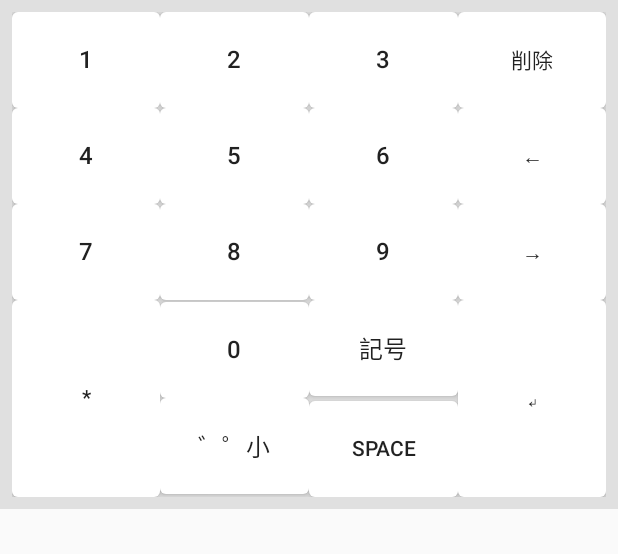
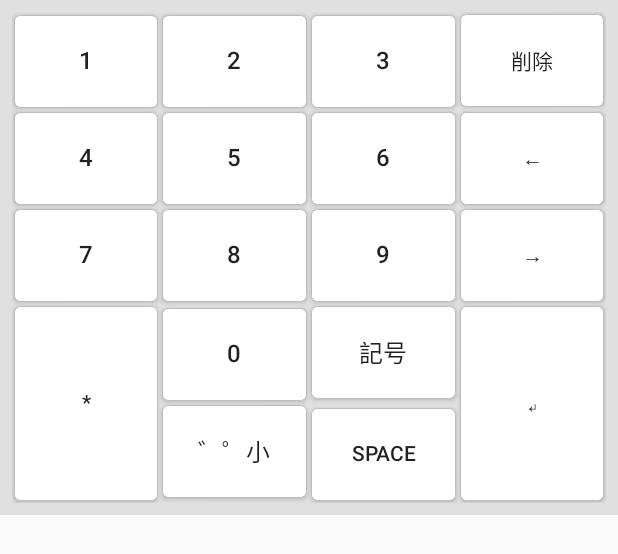
Before and after one commit to akihirotakeda1111/2touch-keyboard, an Android app built with Jetpack Compose: the layout keyboard_view.xml on its own in the app's theme, with its tools: preview values and no code run, on a phone screen of 412 x 824 dp. Shown: the top 554 px of the screen. Run offline under Robolectric (Android 15) with nearby library versions, the phone set to English and light mode, and no system bars.

Commit message:
Clarify key boundaries with 1dp margin and 0.5dp stroke
Apply option C to make adjacent keys visually distinct:
- keyboard_key_margin 0dp→1dp (2dp gap via keyboard background)
- key_background stroke 0.5dp with key_border color
- Recompute key heights to preserve 336dp footprint (64dp→62dp, tall 128→126dp)

Co-authored-by: akihirotakeda1111 <akihirotakeda1111@users.noreply.github.com>

```diff
--- a/app/src/main/res/drawable/key_background.xml
+++ b/app/src/main/res/drawable/key_background.xml
@@ -3,18 +3,27 @@
     <item android:state_pressed="true">
         <shape android:shape="rectangle">
             <solid android:color="@color/key_pressed_background" />
+            <stroke
+                android:width="@dimen/keyboard_key_stroke_width"
+                android:color="@color/key_border" />
             <corners android:radius="4dp" />
         </shape>
     </item>
     <item android:state_activated="true">
         <shape android:shape="rectangle">
             <solid android:color="@color/key_waiting_highlight_background" />
+            <stroke
+                android:width="@dimen/keyboard_key_stroke_width"
+                android:color="@color/key_border" />
             <corners android:radius="4dp" />
         </shape>
     </item>
     <item>
         <shape android:shape="rectangle">
             <solid android:color="@color/key_background" />
+            <stroke
+                android:width="@dimen/keyboard_key_stroke_width"
+                android:color="@color/key_border" />
             <corners android:radius="4dp" />
         </shape>
     </item>
--- a/app/src/main/res/values/colors.xml
+++ b/app/src/main/res/values/colors.xml
@@ -7,6 +7,7 @@
     <color name="candidate_selected_text">#FFFFFF</color>
     <color name="candidate_divider">#BDBDBD</color>
     <color name="key_background">#FFFFFF</color>
+    <color name="key_border">#BDBDBD</color>
     <color name="key_pressed_background">#BDBDBD</color>
     <color name="key_waiting_highlight_background">#BBDEFB</color>
 </resources>
--- a/app/src/main/res/values/dimens.xml
+++ b/app/src/main/res/values/dimens.xml
@@ -2,10 +2,11 @@
 <resources>
     <!-- 旧レイアウトと同じ外周余白（keyboard_view 実測 336dp を維持） -->
     <dimen name="keyboard_outer_padding">8dp</dimen>
-    <!-- useDefaultMargins 廃止分をキーへ再配分するため margin 0（視覚的分離は Button 背景） -->
-    <dimen name="keyboard_key_margin">0dp</dimen>
-    <!-- (336dp − 16dp padding) / 5 行 = 64dp。旧 56dp + GridLayout デフォルト margin 分 -->
-    <dimen name="keyboard_key_height">64dp</dimen>
-    <!-- 2 行分（64dp × 2）。旧 118dp = 2×56dp + 行間 margin 6dp -->
-    <dimen name="keyboard_tall_key_height">128dp</dimen>
+    <!-- キー間隔 1dp（隣接キー間は 2dp の隙間として keyboard_background が見える） -->
+    <dimen name="keyboard_key_margin">1dp</dimen>
+    <!-- (320dp − 10dp margin) / 5 行 = 62dp。336dp フットプリント維持 -->
+    <dimen name="keyboard_key_height">62dp</dimen>
+    <!-- 2 行分（62dp × 2 + 行間 2dp） -->
+    <dimen name="keyboard_tall_key_height">126dp</dimen>
+    <dimen name="keyboard_key_stroke_width">0.5dp</dimen>
 </resources>
```
